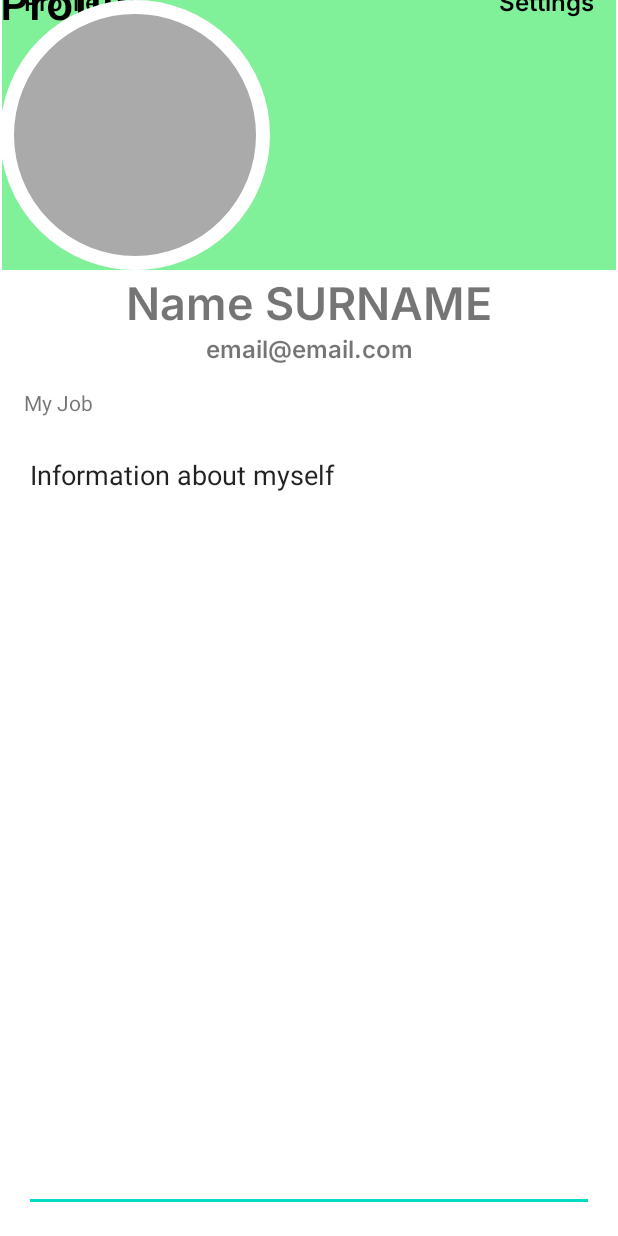
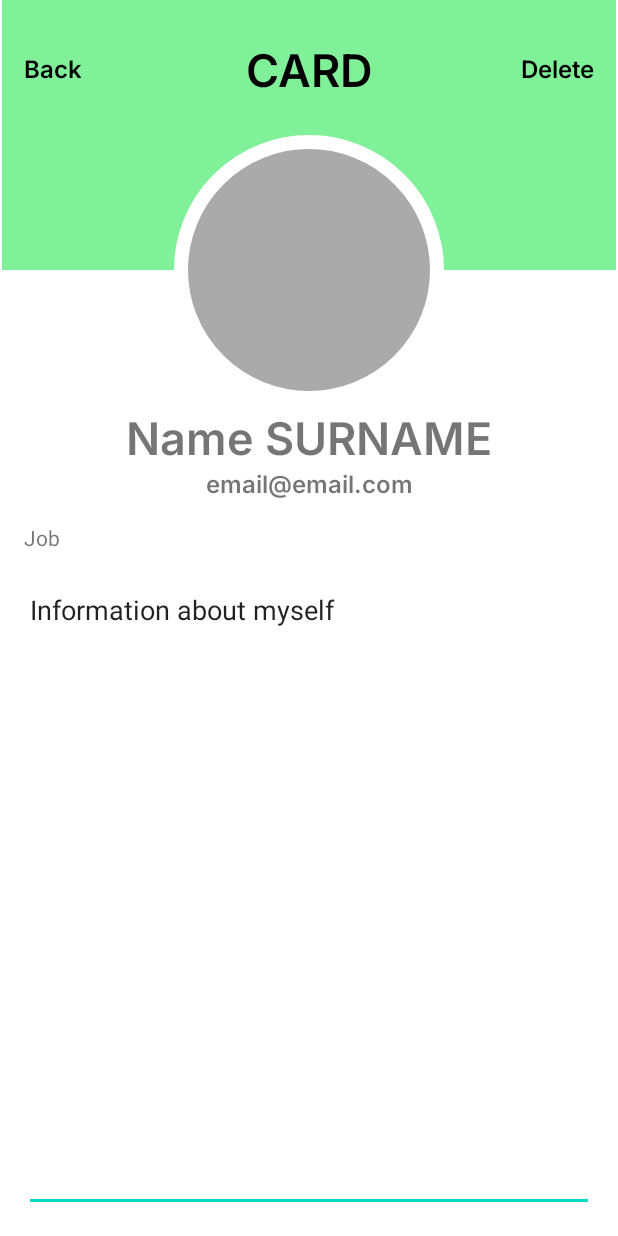
Before and after one commit to HoelGoyat/TchinConnect, an Android app: the layout contact.xml on its own in the app's theme, with its tools: preview values and no code run, on a phone screen of 412 x 824 dp. Run offline under Robolectric (Android 15) with nearby library versions, the phone set to English and light mode, and no system bars; Roboto replaces fonts that are not available here.

Commit message:
Feat:continuing the layouts Added layouts for settings and new device, WIP

```diff
--- a/app/src/main/res/layout/profile.xml
+++ b/app/src/main/res/layout/contact.xml
@@ -6,69 +6,72 @@
     android:layout_height="match_parent">
 
     <androidx.constraintlayout.widget.ConstraintLayout
-        android:id="@+id/profileTopBackground"
-        android:layout_width="409dp"
-        android:layout_height="180dp"
-        android:background="@color/tchin_green"
-        app:layout_constraintEnd_toEndOf="parent"
-        app:layout_constraintStart_toStartOf="parent"
-        app:layout_constraintTop_toTopOf="parent">
-
-    </androidx.constraintlayout.widget.ConstraintLayout>
-
-    <androidx.constraintlayout.widget.ConstraintLayout
-        android:id="@+id/profileTopLayout"
+        android:id="@+id/contactTopLayout"
         android:layout_width="match_parent"
         android:layout_height="wrap_content"
         app:layout_constraintEnd_toEndOf="parent"
         app:layout_constraintStart_toStartOf="parent"
         app:layout_constraintTop_toTopOf="parent">
 
+        <androidx.constraintlayout.widget.ConstraintLayout
+            android:id="@+id/contactTopBackground"
+            android:layout_width="409dp"
+            android:layout_height="180dp"
+            android:background="@color/tchin_green"
+            app:layout_constraintEnd_toEndOf="parent"
+            app:layout_constraintStart_toStartOf="parent"
+            app:layout_constraintTop_toTopOf="parent">
+
+        </androidx.constraintlayout.widget.ConstraintLayout>
+
         <TextView
-            android:id="@+id/profileBackLink"
+            android:id="@+id/contactBackLink"
             android:layout_width="wrap_content"
             android:layout_height="wrap_content"
             android:layout_marginStart="16dp"
             android:fontFamily="@font/inter_semibold"
-            android:text="Profile"
+            android:text="Back"
             android:textColor="@color/black"
             android:textSize="16sp"
-            app:layout_constraintBottom_toTopOf="@+id/profilePicView"
+            app:layout_constraintBottom_toTopOf="@+id/contactPicView"
             app:layout_constraintStart_toStartOf="parent"
             app:layout_constraintTop_toTopOf="parent" />
 
         <TextView
-            android:id="@+id/profileCardListSettingsLink2"
+            android:id="@+id/contactCardListSettingsLink2"
             android:layout_width="wrap_content"
             android:layout_height="wrap_content"
             android:layout_marginEnd="16dp"
             android:fontFamily="@font/inter_semibold"
-            android:text="Settings"
+            android:text="Delete"
             android:textColor="@color/black"
             android:textSize="16sp"
-            app:layout_constraintBottom_toTopOf="@+id/profilePicView"
+            app:layout_constraintBottom_toTopOf="@+id/contactPicView"
             app:layout_constraintEnd_toEndOf="parent"
             app:layout_constraintTop_toTopOf="parent" />
 
         <TextView
-            android:id="@+id/profileTile"
+            android:id="@+id/contactTile"
             android:layout_width="wrap_content"
             android:layout_height="wrap_content"
             android:fontFamily="@font/inter_semibold"
-            android:text="Profile"
+            android:text="CARD"
             android:textColor="@color/black"
             android:textSize="30sp"
-            app:layout_constraintBottom_toTopOf="@+id/profilePicView"
-            app:layout_constraintTop_toTopOf="parent"
-            tools:layout_editor_absoluteX="163dp" />
+            app:layout_constraintBottom_toTopOf="@+id/contactPicView"
+            app:layout_constraintEnd_toEndOf="parent"
+            app:layout_constraintStart_toStartOf="parent"
+            app:layout_constraintTop_toTopOf="parent" />
 
         <ImageView
-            android:id="@+id/profilePicView"
+            android:id="@+id/contactPicView"
             android:layout_width="180dp"
             android:layout_height="180dp"
-            app:srcCompat="@drawable/circular"
-            tools:layout_editor_absoluteX="116dp"
-            tools:layout_editor_absoluteY="91dp" />
+            android:layout_marginTop="-90dp"
+            app:layout_constraintEnd_toEndOf="parent"
+            app:layout_constraintStart_toStartOf="parent"
+            app:layout_constraintTop_toBottomOf="@+id/contactTopBackground"
+            app:srcCompat="@drawable/circular" />
 
         <TextView
             android:id="@+id/textView3"
@@ -79,7 +82,7 @@
             android:textSize="30sp"
             app:layout_constraintEnd_toEndOf="parent"
             app:layout_constraintStart_toStartOf="parent"
-            app:layout_constraintTop_toBottomOf="@+id/profilePicView" />
+            app:layout_constraintTop_toBottomOf="@+id/contactPicView" />
 
         <TextView
             android:id="@+id/textView5"
@@ -94,13 +97,13 @@
     </androidx.constraintlayout.widget.ConstraintLayout>
 
     <androidx.constraintlayout.widget.ConstraintLayout
-        android:id="@+id/profileBottomLayout"
+        android:id="@+id/contactBottomLayout"
         android:layout_width="match_parent"
         android:layout_height="0dp"
         app:layout_constraintBottom_toBottomOf="parent"
         app:layout_constraintEnd_toEndOf="parent"
         app:layout_constraintStart_toStartOf="parent"
-        app:layout_constraintTop_toBottomOf="@+id/profileTopLayout">
+        app:layout_constraintTop_toBottomOf="@+id/contactTopLayout">
 
         <TextView
             android:id="@+id/textView6"
@@ -109,7 +112,7 @@
             android:layout_marginStart="16dp"
             android:layout_marginTop="16dp"
             android:layout_marginEnd="16dp"
-            android:text="My Job"
+            android:text="Job"
             app:layout_constraintEnd_toEndOf="parent"
             app:layout_constraintHorizontal_bias="0.498"
             app:layout_constraintStart_toStartOf="parent"
--- a/app/src/main/res/layout/create_account_1.xml
+++ b/app/src/main/res/layout/create_account_1.xml
@@ -32,7 +32,7 @@
         tools:layout_editor_absoluteY="50dp" />
 
     <ImageView
-        android:id="@+id/profilePicView"
+        android:id="@+id/contactPicView"
         android:layout_width="180dp"
         android:layout_height="180dp"
         android:layout_marginTop="-90dp"
@@ -140,6 +140,6 @@
         android:text="Select a picture for your profile"
         app:layout_constraintEnd_toEndOf="parent"
         app:layout_constraintStart_toStartOf="parent"
-        app:layout_constraintTop_toBottomOf="@+id/profilePicView" />
+        app:layout_constraintTop_toBottomOf="@+id/contactPicView" />
 
 </androidx.constraintlayout.widget.ConstraintLayout>
```
Also changed, not shown: app/src/main/java/org/esaip/tchinconnect/fragments/DeviceListFragment.java (added, +13 -0 lines), app/src/main/res/layout/fragment_device.xml (added, +60 -0 lines), app/src/main/res/layout/new_device.xml (added, +43 -0 lines), app/src/main/res/layout/profile_card_list_fragment.xml (+9 -7 lines), app/src/main/res/layout/settings.xml (added, +71 -0 lines).
